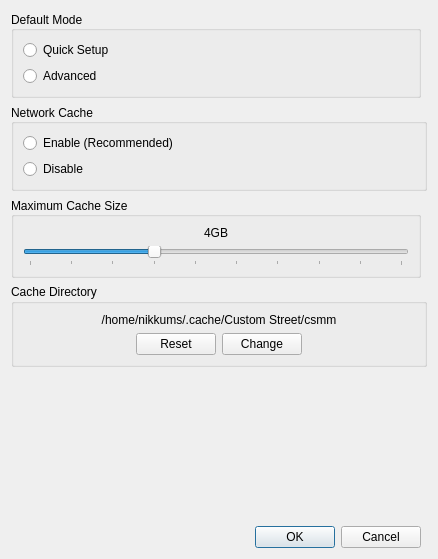
Old version of the form preferencesdialog.ui in the repository FortuneStreetModding/csmm-qt.
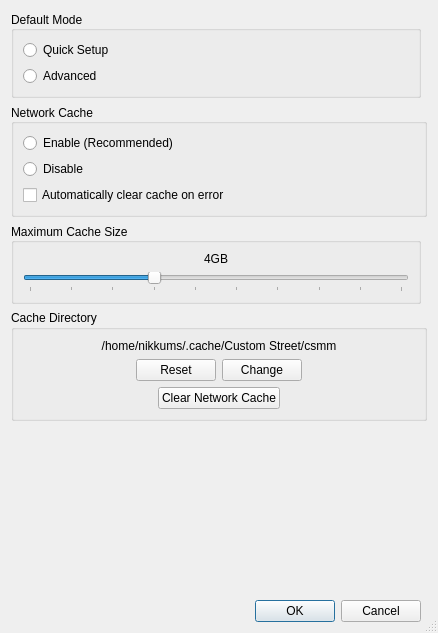
New version of the form. Icons and pictures are not drawn.

Commit message: Implement automatically clear cache checkbox and on-demand button

```diff
--- a/preferencesdialog.ui
+++ b/preferencesdialog.ui
@@ -10,7 +10,7 @@
     <x>0</x>
     <y>0</y>
     <width>438</width>
-    <height>559</height>
+    <height>633</height>
    </rect>
   </property>
   <property name="sizePolicy">
@@ -44,7 +44,7 @@
    <string>Preferences</string>
   </property>
   <property name="sizeGripEnabled">
-   <bool>false</bool>
+   <bool>true</bool>
   </property>
   <property name="modal">
    <bool>false</bool>
@@ -166,6 +166,46 @@
         </item>
        </layout>
       </item>
+      <item>
+       <layout class="QHBoxLayout" name="horizontalLayout_2">
+        <item>
+         <spacer name="horizontalSpacer_3">
+          <property name="orientation">
+           <enum>Qt::Horizontal</enum>
+          </property>
+          <property name="sizeHint" stdset="0">
+           <size>
+            <width>40</width>
+            <height>20</height>
+           </size>
+          </property>
+         </spacer>
+        </item>
+        <item>
+         <widget class="QPushButton" name="clearNetworkCacheButton">
+          <property name="text">
+           <string>Clear Network Cache</string>
+          </property>
+          <property name="icon">
+           <iconset theme="user-trash-full"/>
+          </property>
+         </widget>
+        </item>
+        <item>
+         <spacer name="horizontalSpacer_4">
+          <property name="orientation">
+           <enum>Qt::Horizontal</enum>
+          </property>
+          <property name="sizeHint" stdset="0">
+           <size>
+            <width>40</width>
+            <height>20</height>
+           </size>
+          </property>
+         </spacer>
+        </item>
+       </layout>
+      </item>
      </layout>
     </widget>
    </item>
@@ -204,6 +244,13 @@
         </attribute>
        </widget>
       </item>
+      <item>
+       <widget class="QCheckBox" name="autoClearCacheCheckBox">
+        <property name="text">
+         <string>Automatically clear cache on error</string>
+        </property>
+       </widget>
+      </item>
      </layout>
     </widget>
    </item>
```
Left out of the diff: 7 changed lines with no effect on the pictures. The commit also changes 4 other files.
